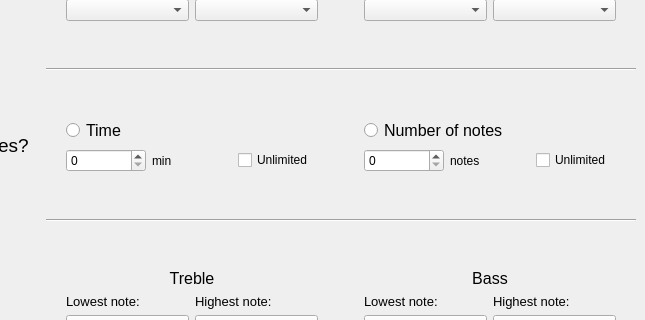
First picture: the form in startLayout_alt.ui, repository ErikHK/midiquiz, before the edit; both pictures show x 197 to 842 and y 102 to 422 of the 842 by 603 pixel window.
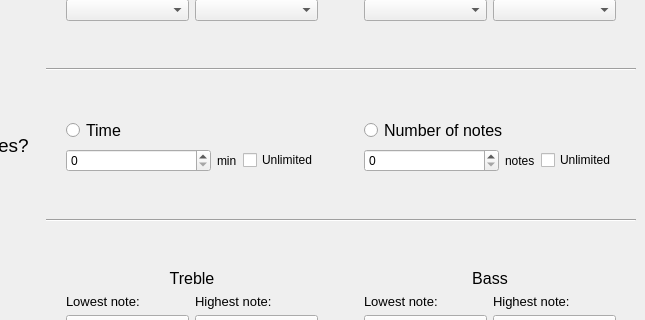
Second picture: the form after the edit.

Commit message: nicer UI element names to nicer layout

What changed in the file:
```diff
--- a/startLayout_alt.ui
+++ b/startLayout_alt.ui
@@ -244,14 +244,26 @@
            <widget class="QSpinBox" name="spinBox_2"/>
           </item>
           <item row="1" column="1">
-           <widget class="QLabel" name="label_5">
+           <widget class="QLabel" name="notesLabel">
+            <property name="sizePolicy">
+             <sizepolicy hsizetype="Fixed" vsizetype="Preferred">
+              <horstretch>0</horstretch>
+              <verstretch>0</verstretch>
+             </sizepolicy>
+            </property>
             <property name="text">
              <string>notes</string>
             </property>
            </widget>
           </item>
           <item row="1" column="2">
-           <widget class="QCheckBox" name="checkBox_4">
+           <widget class="QCheckBox" name="numberOfNotesUnlimitedCheckBox">
+            <property name="sizePolicy">
+             <sizepolicy hsizetype="Fixed" vsizetype="Fixed">
+              <horstretch>0</horstretch>
+              <verstretch>0</verstretch>
+             </sizepolicy>
+            </property>
             <property name="text">
              <string>Unlimited</string>
             </property>
@@ -397,7 +409,13 @@
            <number>20</number>
           </property>
           <item row="1" column="1">
-           <widget class="QLabel" name="label_4">
+           <widget class="QLabel" name="minLabel">
+            <property name="sizePolicy">
+             <sizepolicy hsizetype="Fixed" vsizetype="Preferred">
+              <horstretch>0</horstretch>
+              <verstretch>0</verstretch>
+             </sizepolicy>
+            </property>
             <property name="text">
              <string>min</string>
             </property>
@@ -407,7 +425,13 @@
            <widget class="QSpinBox" name="spinBox"/>
           </item>
           <item row="1" column="2">
-           <widget class="QCheckBox" name="checkBox_3">
+           <widget class="QCheckBox" name="timeUnlimitedCheckBox">
+            <property name="sizePolicy">
+             <sizepolicy hsizetype="Fixed" vsizetype="Fixed">
+              <horstretch>0</horstretch>
+              <verstretch>0</verstretch>
+             </sizepolicy>
+            </property>
             <property name="text">
              <string>Unlimited</string>
             </property>
```
Left out of the diff: 74 changed lines with no effect on the pictures.
